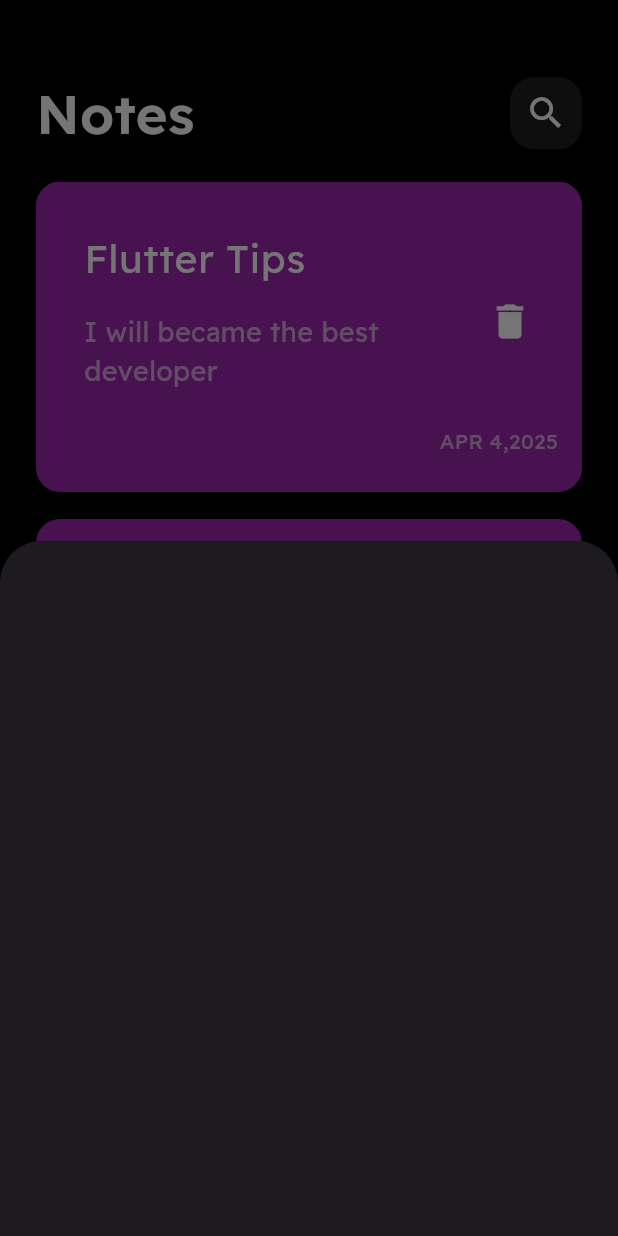
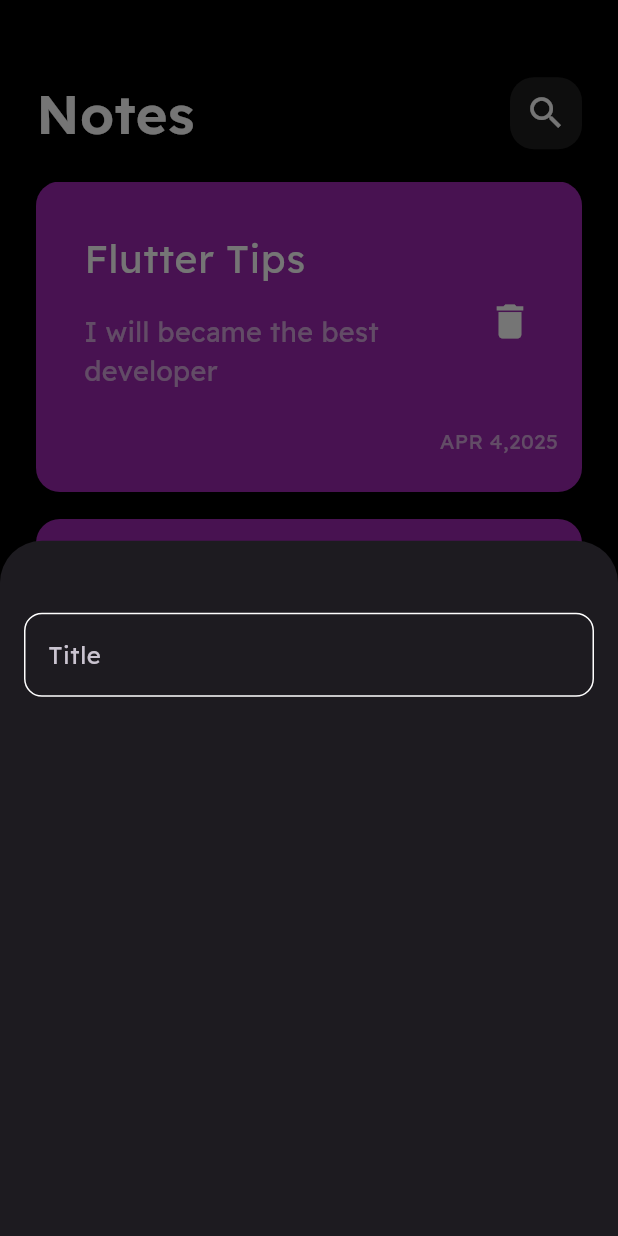
Before and after one commit to MahmooudHesham/notes_app, a Flutter app: the screen it shows after launch, after a tap on the "add" icon, on a phone screen of 412 x 824 dp. Run offline on Flutter 3.47's test engine with Material 3 defaults, Android fonts, the phone set to English and light mode, and no system bars.

Commit message:
create custom text filed

```diff
--- /dev/null
+++ b/lib/constants.dart
@@ -0,0 +1,3 @@
+import 'package:flutter/material.dart';
+
+const kPrimaryColour = Colors.amber;
--- a/lib/widgets/add_note_bottomsheet.dart
+++ b/lib/widgets/add_note_bottomsheet.dart
@@ -1,10 +1,14 @@
 import 'package:flutter/material.dart';
+import 'package:notes_app/widgets/cutsom_textField.dart';
 
 class AddNoteBottomSheet extends StatelessWidget {
   const AddNoteBottomSheet({super.key});
 
   @override
   Widget build(BuildContext context) {
-    return Container();
+    return Padding(
+      padding: const EdgeInsets.symmetric(horizontal: 16),
+      child: Column(children: [const SizedBox(height: 48), CutsomTextfield()]),
+    );
   }
 }
--- /dev/null
+++ b/lib/widgets/cutsom_textField.dart
@@ -0,0 +1,34 @@
+import 'package:flutter/material.dart';
+import 'package:notes_app/constants.dart';
+
+class CutsomTextfield extends StatelessWidget {
+  const CutsomTextfield({super.key});
+
+  @override
+  Widget build(BuildContext context) {
+    return TextField(
+      cursorColor: kPrimaryColour,
+      decoration: InputDecoration(
+        hintText: "Title",
+        border: buildBorder(),
+        enabledBorder: buildBorder(),
+        focusedBorder: buildBorder(
+          color: kPrimaryColour,
+          borderRadius: 18,
+          width: 3,
+        ),
+      ),
+    );
+  }
+
+  OutlineInputBorder buildBorder({
+    Color? color,
+    double borderRadius = 12,
+    double width = 1,
+  }) {
+    return OutlineInputBorder(
+      borderRadius: BorderRadius.circular(borderRadius),
+      borderSide: BorderSide(color: color ?? Colors.white, width: width),
+    );
+  }
+}
```
